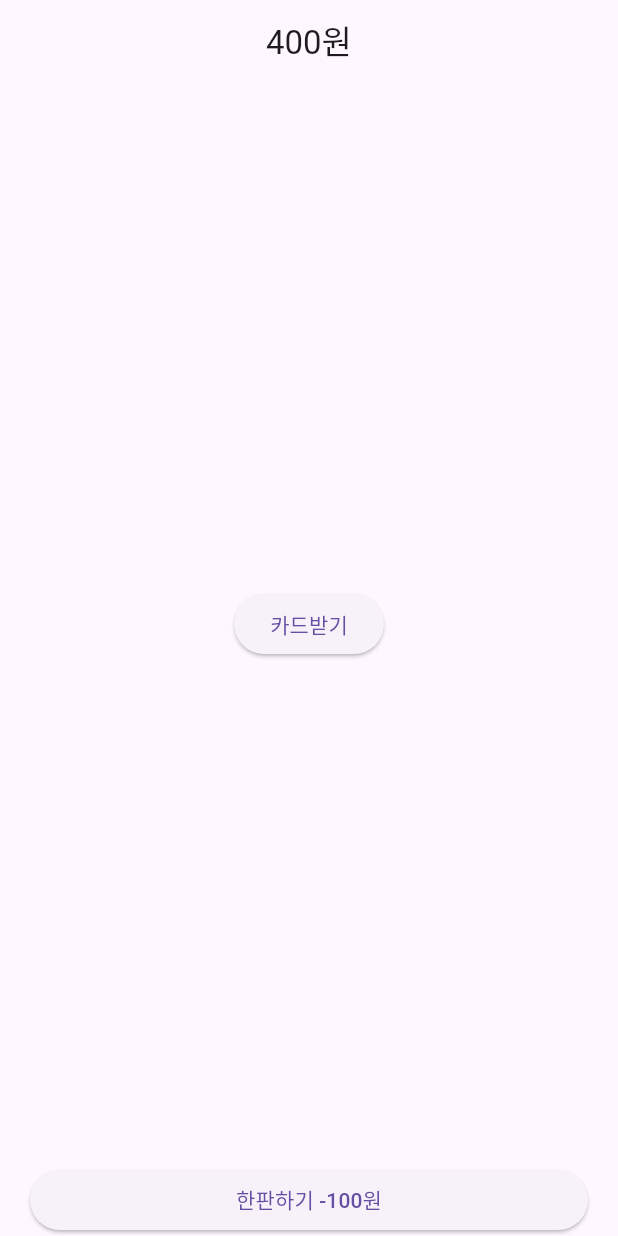
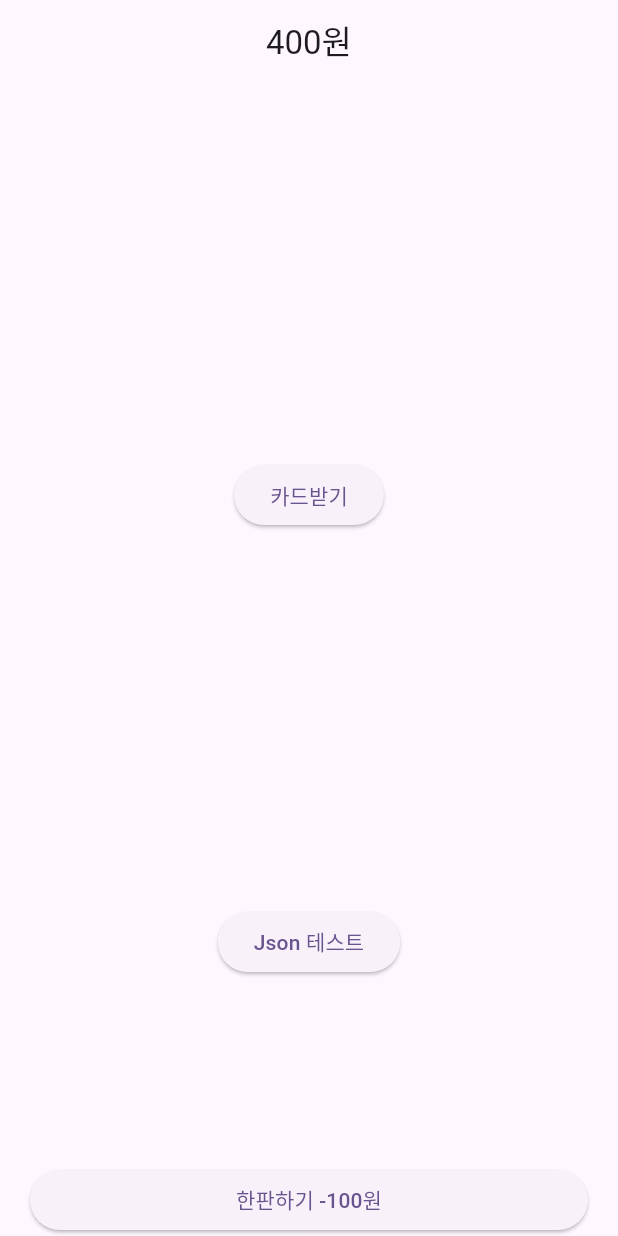
Before and after one commit to paxFortuna/card-play-sample, a Flutter app: the screen it shows after launch, on a phone screen of 412 x 824 dp. Run offline on Flutter 3.47's test engine with Material 3 defaults, Android fonts, the phone set to English and light mode, and no system bars.

Commit message:
json decode

```diff
--- /dev/null
+++ b/assets/user.json
@@ -0,0 +1,3 @@
+[{"id": "101", "name":"kim", "title":"park"},
+{"id": "102", "name":"park", "title":"choi"},
+{"id": "103", "name":"choi", "title":""}]
--- a/lib/main.dart
+++ b/lib/main.dart
@@ -13,9 +13,11 @@ class MyApp extends StatelessWidget {
     return MaterialApp(
       title: 'Flutter Demo',
       theme: ThemeData(
-         primarySwatch: Colors.blue,
-        //  colorScheme: ColorScheme.fromSeed(seedColor: Colors.deepPurple),
+        primarySwatch: Colors.blue,
+        colorScheme: ColorScheme.fromSeed(seedColor: Colors.deepPurple),
+        useMaterial3: true,
       ),
+      // home: const UserListScreen(),
 
       home: const HomeView(),
     );
--- a/lib/src/home_view.dart
+++ b/lib/src/home_view.dart
@@ -1,6 +1,7 @@
 import 'dart:math';
 
 import 'package:card_play/src/card_game.dart';
+import 'package:card_play/src/user_repository.dart';
 import 'package:flutter/material.dart';
 
 class HomeView extends StatefulWidget {
@@ -52,7 +53,20 @@ class _HomeViewState extends State<HomeView> {
         title: Text('$money원'),
         centerTitle: true,
       ),
-      body: CardGameWidget(initCards: initCards),
+      body: Column(
+        children: [
+          const SizedBox(height: 250),
+          CardGameWidget(initCards: initCards),
+          const SizedBox(height: 250),
+          ElevatedButton(
+            onPressed: (){
+               Navigator.push(
+              context, MaterialPageRoute(builder: (context) => UserListScreen()));
+            },
+            child: Text('Json 테스트'),),
+            const SizedBox(height: 50),
+        ],
+      ),
       bottomNavigationBar: Padding(
         padding: EdgeInsets.only(
           bottom: MediaQuery.of(context).padding.bottom,
--- a/pubspec.yaml
+++ b/pubspec.yaml
@@ -58,7 +58,8 @@ flutter:
   uses-material-design: true
 
   # To add assets to your application, add an assets section, like this:
-  # assets:
+  assets:
+    - assets/user.json
   #   - images/a_dot_burr.jpeg
   #   - images/a_dot_ham.jpeg
 
```
Also changed, not shown: lib/src/user_repository.dart (added, +105 -0 lines).
